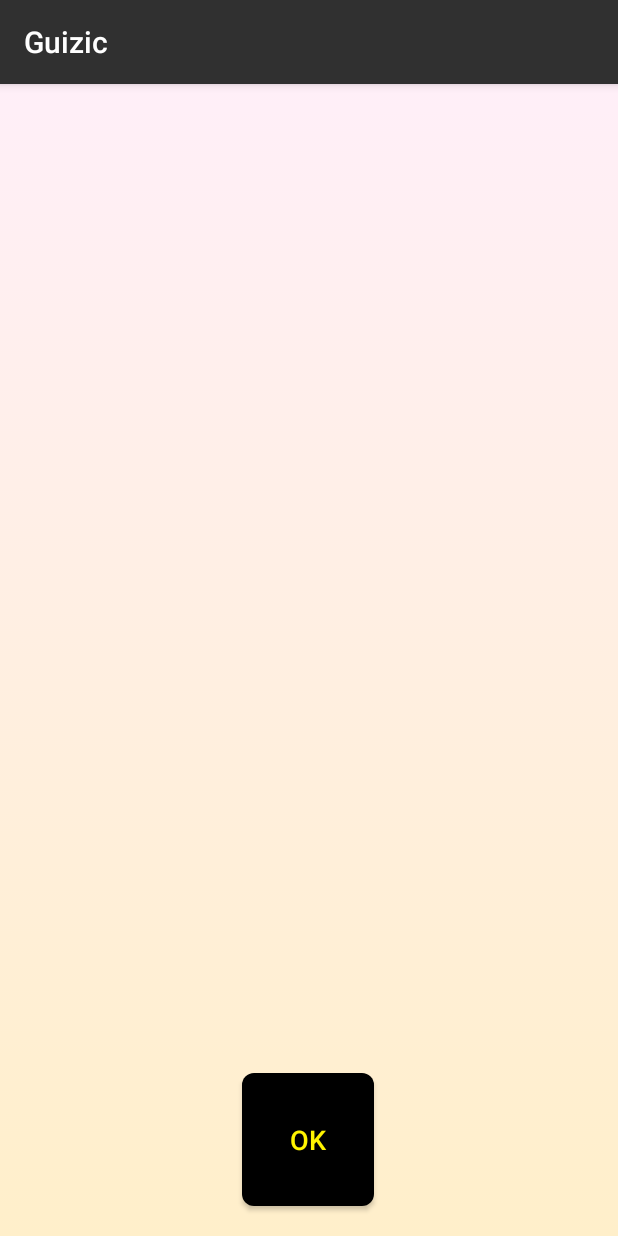
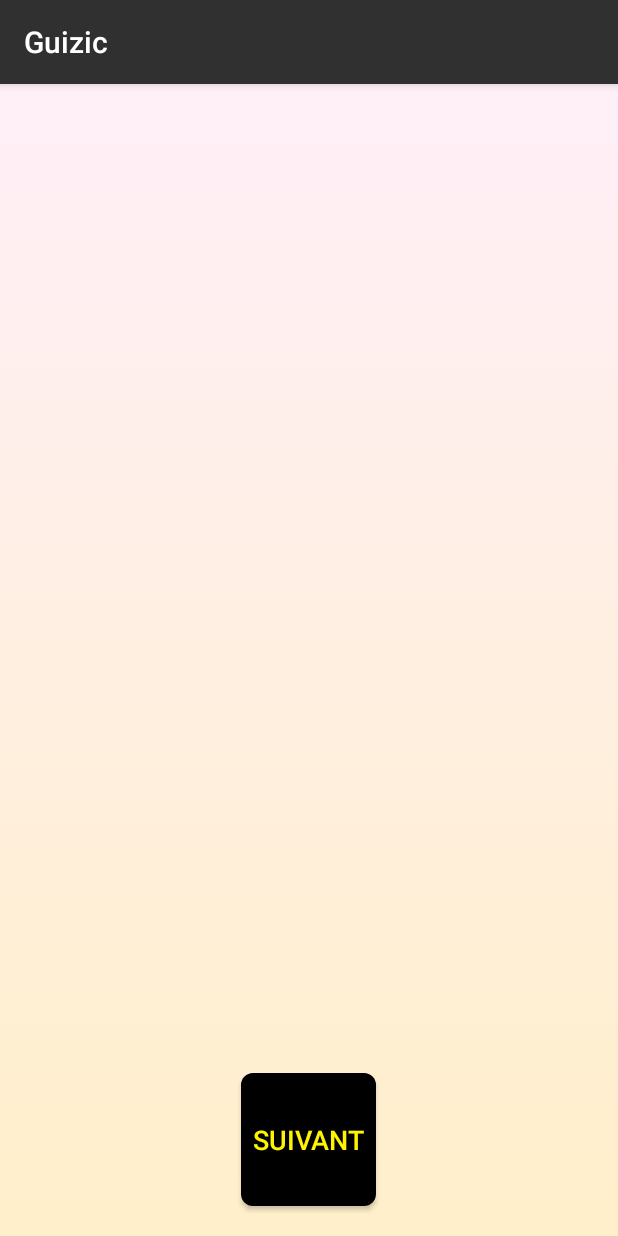
Before and after one commit to matthias-pinard/Guizic, an Android app: the InfoActivity screen opened directly, with no data from a screen before it, on a phone screen of 412 x 824 dp. Run offline under Robolectric (Android 15) with nearby library versions, the phone set to English and light mode, and no system bars; 1 statement that could not run was skipped.

Commit message:
Change button "Ok" to "Suivant" and add multiple resolution for the image

```diff
--- a/app/src/main/res/layout/activity_info.xml
+++ b/app/src/main/res/layout/activity_info.xml
@@ -48,7 +48,7 @@
         android:layout_marginBottom="20sp"
         android:background="@drawable/button_selector"
         android:onClick="onClickNext"
-        android:text="@string/ok"
+        android:text="@string/suivant"
         android:textColor="@color/textJsm"
         android:textSize="18sp"
         app:layout_constraintBottom_toBottomOf="parent"
```
